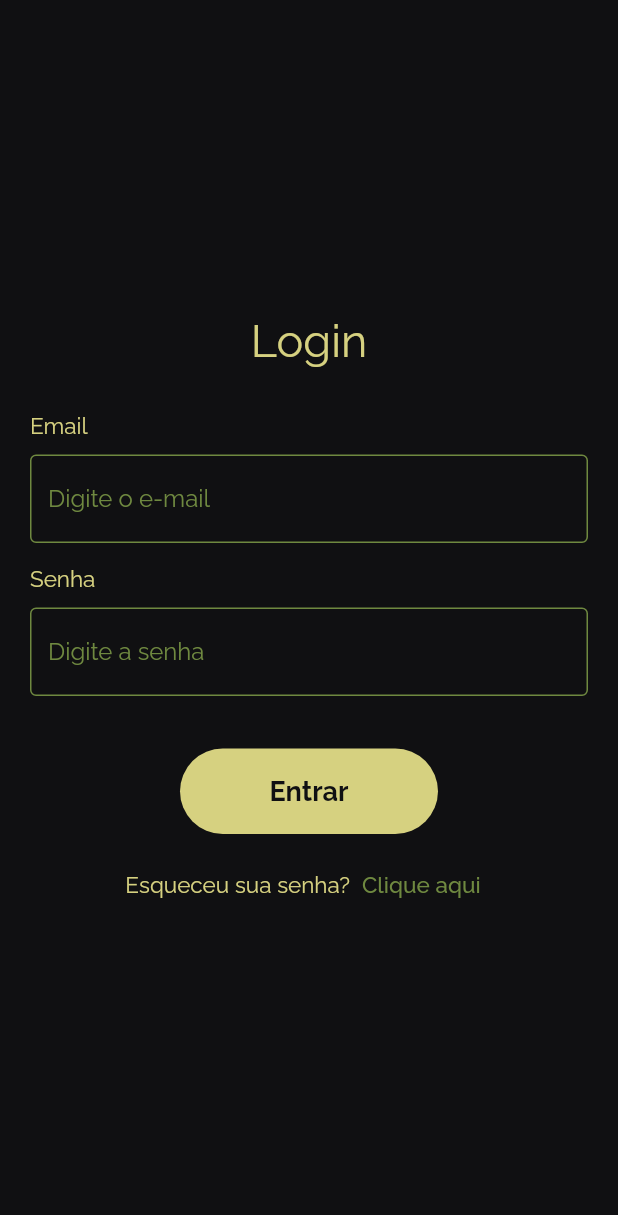
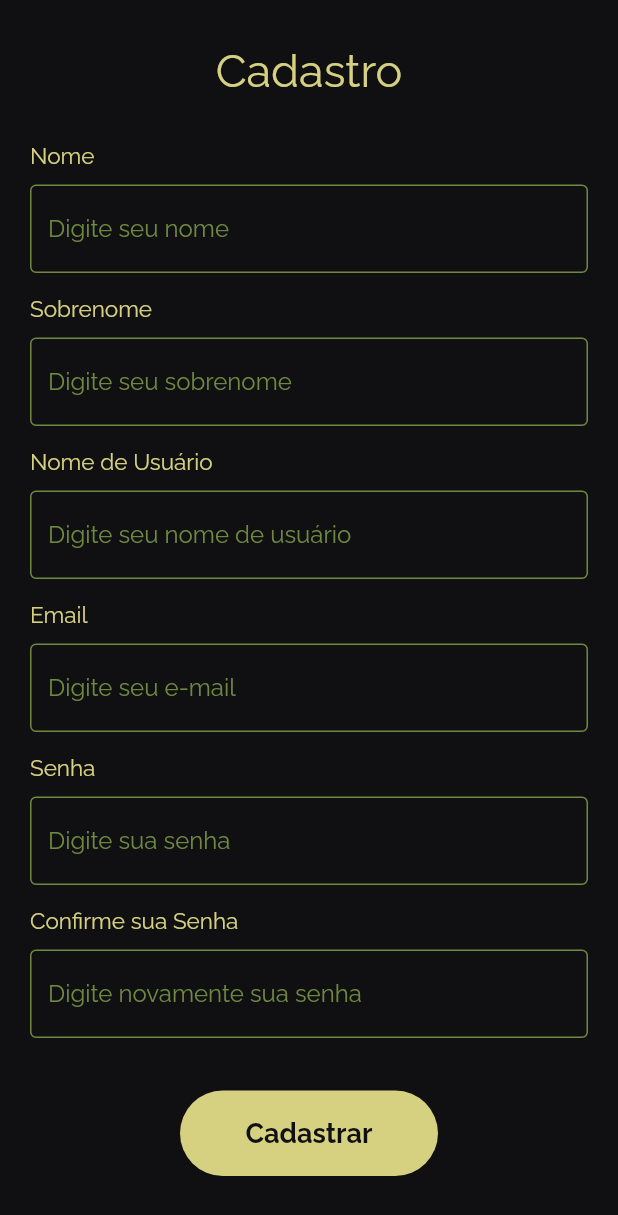
Before and after one commit to arvrdnatal/buyk_project, a Flutter app: the screen it shows after launch, on a phone screen of 412 x 824 dp. Shown: the top 1215 px of the screen. Run offline on Flutter 3.47's test engine with Material 2 defaults, Android fonts, the phone set to English and light mode, and no system bars; our stand-ins replace google_fonts.

Commit message:
TAREFA - Cadastro

```diff
--- a/lib/main.dart
+++ b/lib/main.dart
@@ -1,5 +1,6 @@
 // import 'package:buyk_project/view/getStarted/tela.dart';
-import 'package:buyk_project/view/login/tela.dart';
+import 'package:buyk_project/view/cadastro/tela.dart';
+// import 'package:buyk_project/view/login/tela.dart';
 import 'package:flutter/material.dart';
 
 main() {
@@ -14,7 +15,7 @@ class MyApp extends StatelessWidget {
     return MaterialApp(
       debugShowCheckedModeBanner: false,
       theme: ThemeData.dark(),
-      home: const login(),
+      home: const cadastro(),
     );
   }
 }
--- /dev/null
+++ b/lib/view/cadastro/components/corpo.dart
@@ -0,0 +1,63 @@
+// ignore_for_file: camel_case_types
+
+import 'package:buyk_project/global/buttons.dart';
+import 'package:buyk_project/global/colors.dart';
+import 'package:buyk_project/global/texts.dart';
+import 'package:buyk_project/view/cadastro/components/formCadastro.dart';
+import 'package:flutter/material.dart';
+
+class cadastroForm extends StatefulWidget {
+  const cadastroForm({ Key? key }) : super(key: key);
+
+  @override
+  _cadastroFormState createState() => _cadastroFormState();
+}
+
+class _cadastroFormState extends State<cadastroForm> {
+  @override
+  Widget build(BuildContext context) {
+    return Column(
+      crossAxisAlignment: CrossAxisAlignment.stretch,
+      mainAxisAlignment: MainAxisAlignment.center,
+      children: [
+        Padding(
+          padding: const EdgeInsets.only(bottom: 30),
+          child: titleText('Cadastro'),
+        ),
+        Padding(
+          padding: const EdgeInsets.only(bottom: 15),
+          child: nomeCadastro(),
+        ),
+        Padding(
+          padding: const EdgeInsets.only(bottom: 15),
+          child: sobrenomeCadastro(),
+        ),
+        Padding(
+          padding: const EdgeInsets.only(bottom: 15),
+          child: usernameCadastro(),
+        ),
+        Padding(
+          padding: const EdgeInsets.only(bottom: 15),
+          child: emailCadastro(),
+        ),
+        Padding(
+          padding: const EdgeInsets.only(bottom: 15),
+          child: senhaCadastro(),
+        ),
+        Padding(
+          padding: const EdgeInsets.only(bottom: 15),
+          child: confirmarSenhaCadastro(),
+        ),
+        Padding(
+          padding: const EdgeInsets.only(
+            top: 20,
+            right: 100,
+            left: 100,
+            bottom: 10,
+          ),
+          child: button(() => {}, flax, texto: 'Cadastrar'),
+        ),
+      ],
+    );
+  }
+}
--- /dev/null
+++ b/lib/view/cadastro/components/formCadastro.dart
@@ -0,0 +1,132 @@
+// ignore_for_file: file_names
+
+import 'package:buyk_project/global/colors.dart';
+import 'package:buyk_project/global/styles.dart';
+import 'package:buyk_project/global/texts.dart';
+import 'package:flutter/material.dart';
+
+nomeCadastro() {
+  return Column(
+    children: [
+      Row(
+        mainAxisAlignment: MainAxisAlignment.start,
+        children: [
+          Padding(
+            padding: const EdgeInsets.only(bottom: 10),
+            child: text15('Nome'),
+          ),
+        ],
+      ),
+      TextFormField(
+        cursorColor: flax,
+        decoration: inputsDefault(texto: 'Digite seu nome'),
+        validator: (String? nome) {},
+      ),
+    ],
+  );
+}
+
+sobrenomeCadastro() {
+  return Column(
+    children: [
+      Row(
+        mainAxisAlignment: MainAxisAlignment.start,
+        children: [
+          Padding(
+            padding: const EdgeInsets.only(bottom: 10),
+            child: text15('Sobrenome'),
+          ),
+        ],
+      ),
+      TextFormField(
+        cursorColor: flax,
+        decoration: inputsDefault(texto: 'Digite seu sobrenome'),
+        validator: (String? sobrenome) {},
+      ),
+    ],
+  );
+}
+
+usernameCadastro() {
+  return Column(
+    children: [
+      Row(
+        mainAxisAlignment: MainAxisAlignment.start,
+        children: [
+          Padding(
+            padding: const EdgeInsets.only(bottom: 10),
+            child: text15('Nome de Usuário'),
+          ),
+        ],
+      ),
+      TextFormField(
+        cursorColor: flax,
+        decoration: inputsDefault(texto: 'Digite seu nome de usuário'),
+        validator: (String? username) {},
+      ),
+    ],
+  );
+}
+
+emailCadastro() {
+  return Column(
+    children: [
+      Row(
+        mainAxisAlignment: MainAxisAlignment.start,
+        children: [
+          Padding(
+            padding: const EdgeInsets.only(bottom: 10),
+            child: text15('Email'),
+          ),
+        ],
+      ),
+      TextFormField(
+        cursorColor: flax,
+        decoration: inputsDefault(texto: 'Digite seu e-mail'),
+        validator: (String? username) {},
+      ),
+    ],
+  );
+}
+
+senhaCadastro() {
+  return Column(
+    children: [
+      Row(
+        mainAxisAlignment: MainAxisAlignment.start,
+        children: [
+          Padding(
+            padding: const EdgeInsets.only(bottom: 10),
+            child: text15('Senha'),
+          ),
+        ],
+      ),
+      TextFormField(
+        cursorColor: flax,
+        decoration: inputsDefault(texto: 'Digite sua senha'),
+        validator: (String? username) {},
+      ),
+    ],
+  );
+}
+
+confirmarSenhaCadastro() {
+  return Column(
+    children: [
+      Row(
+        mainAxisAlignment: MainAxisAlignment.start,
+        children: [
+          Padding(
+            padding: const EdgeInsets.only(bottom: 10),
+            child: text15('Confirme sua Senha'),
+          ),
+        ],
+      ),
+      TextFormField(
+        cursorColor: flax,
+        decoration: inputsDefault(texto: 'Digite novamente sua senha'),
+        validator: (String? username) {},
+      ),
+    ],
+  );
+}
--- /dev/null
+++ b/lib/view/cadastro/tela.dart
@@ -0,0 +1,22 @@
+// ignore_for_file: camel_case_types
+
+import 'package:buyk_project/global/colors.dart';
+import 'package:buyk_project/view/cadastro/components/corpo.dart';
+import 'package:flutter/material.dart';
+
+class cadastro extends StatelessWidget {
+  const cadastro({ Key? key }) : super(key: key);
+
+  @override
+  Widget build(BuildContext context) {
+    return const Scaffold(
+      backgroundColor: richBlack,
+      body: Padding(
+        padding: EdgeInsets.all(20),
+        child: Expanded(
+          child: cadastroForm(),
+        ),
+      ),
+    );
+  }
+}
--- a/lib/view/getStarted/components/corpo.dart
+++ b/lib/view/getStarted/components/corpo.dart
@@ -1,4 +1,4 @@
-import 'package:buyk_project/lists/getStarted.dart';
+import 'package:buyk_project/models/getStarted/listas.dart';
 import 'package:buyk_project/view/getStarted/components/paginacao.dart';
 import 'package:flutter/material.dart';
 
```
Also changed, not shown: lib/models/getStarted/listas.dart (renamed from lib/lists/getStarted.dart).
